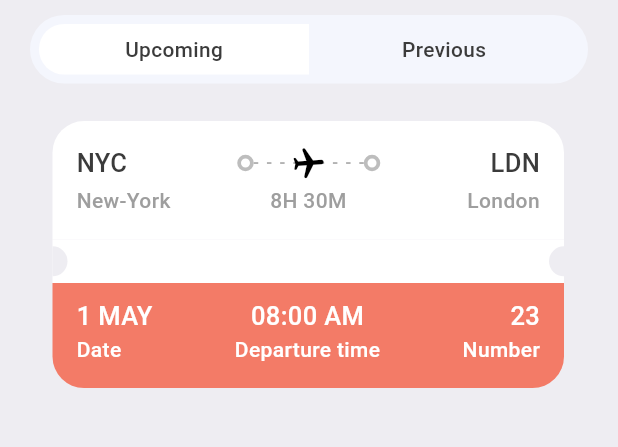
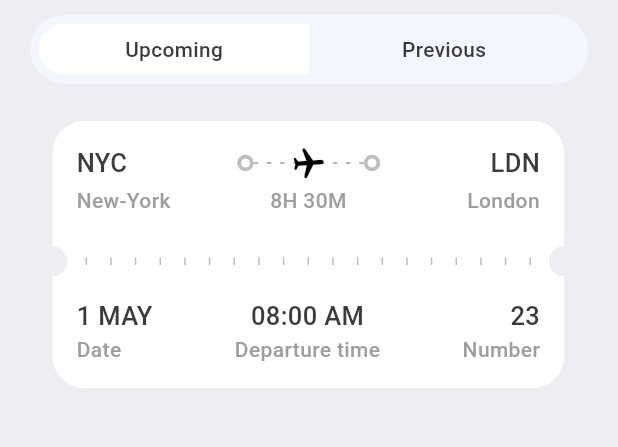
Before and after one commit to HumbleGh/tickets_app, a Flutter app: the TicketScreen screen opened directly, on a phone screen of 412 x 824 dp, the part 165-612 px from its top. Run offline on Flutter 3.47's test engine with Material 2 defaults, Android fonts, the phone set to English and light mode, and no system bars; our stand-ins replace fluentui_system_icons, gap, get.

Commit message:
minor updates

```diff
--- a/lib/screens/tickets_view.dart
+++ b/lib/screens/tickets_view.dart
@@ -164,9 +164,11 @@ class TicketView extends StatelessWidget {
                                 (index) => SizedBox(
                                       height: AppLayout.getHeight(5),
                                       width: AppLayout.getWidth(1),
-                                      child: const DecoratedBox(
+                                      child: DecoratedBox(
                                           decoration: BoxDecoration(
-                                        color: Colors.white,
+                                        color: isColor == null
+                                            ? Colors.white
+                                            : Colors.grey.shade400,
                                       )),
                                     )),
                           );
@@ -189,7 +191,7 @@ class TicketView extends StatelessWidget {
             ),
             Container(
               decoration: BoxDecoration(
-                  color: Styles.orangeColor,
+                  color: isColor == null ? Styles.orangeColor : Colors.white,
                   borderRadius: BorderRadius.only(
                       bottomLeft: Radius.circular(AppLayout.getHeight(21)),
                       bottomRight: Radius.circular(AppLayout.getHeight(21)))),
@@ -208,13 +210,17 @@ class TicketView extends StatelessWidget {
                         children: [
                           Text(
                             ticket['date'],
-                            style: Styles.headLineStyle3
-                                .copyWith(color: Colors.white),
+                            style: isColor == null
+                                ? Styles.headLineStyle3
+                                    .copyWith(color: Colors.white)
+                                : Styles.headLineStyle3,
                           ),
                           Text(
                             'Date',
-                            style: Styles.headLineStyle4
-                                .copyWith(color: Colors.white),
+                            style: isColor == null
+                                ? Styles.headLineStyle4
+                                    .copyWith(color: Colors.white)
+                                : Styles.headLineStyle4,
                           )
                         ],
                       ),
@@ -223,13 +229,17 @@ class TicketView extends StatelessWidget {
                         children: [
                           Text(
                             ticket['departure_time'],
-                            style: Styles.headLineStyle3
-                                .copyWith(color: Colors.white),
+                            style: isColor == null
+                                ? Styles.headLineStyle3
+                                    .copyWith(color: Colors.white)
+                                : Styles.headLineStyle3,
                           ),
                           Text(
                             'Departure time',
-                            style: Styles.headLineStyle4
-                                .copyWith(color: Colors.white),
+                            style: isColor == null
+                                ? Styles.headLineStyle4
+                                    .copyWith(color: Colors.white)
+                                : Styles.headLineStyle4,
                           )
                         ],
                       ),
@@ -238,13 +248,17 @@ class TicketView extends StatelessWidget {
                         children: [
                           Text(
                             ticket['number'].toString(),
-                            style: Styles.headLineStyle3
-                                .copyWith(color: Colors.white),
+                            style: isColor == null
+                                ? Styles.headLineStyle3
+                                    .copyWith(color: Colors.white)
+                                : Styles.headLineStyle3,
                           ),
                           Text(
                             'Number',
-                            style: Styles.headLineStyle4
-                                .copyWith(color: Colors.white),
+                            style: isColor == null
+                                ? Styles.headLineStyle4
+                                    .copyWith(color: Colors.white)
+                                : Styles.headLineStyle4,
                           )
                         ],
                       )
```
